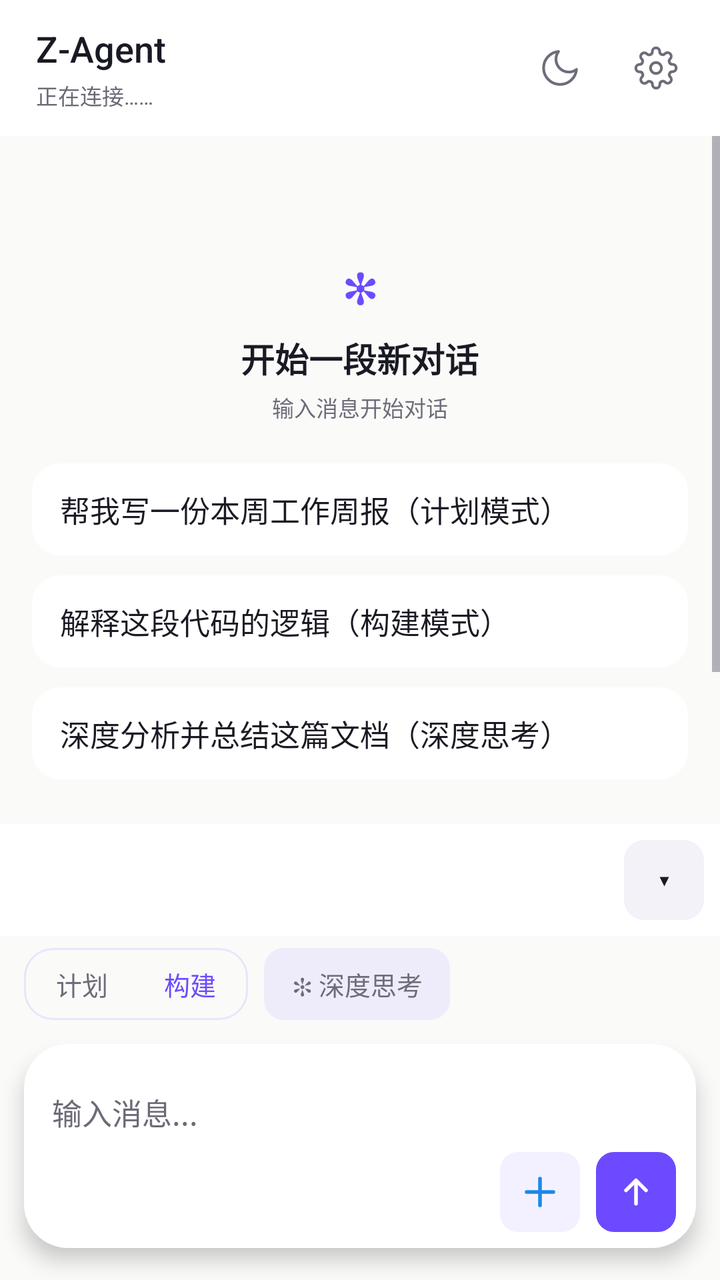
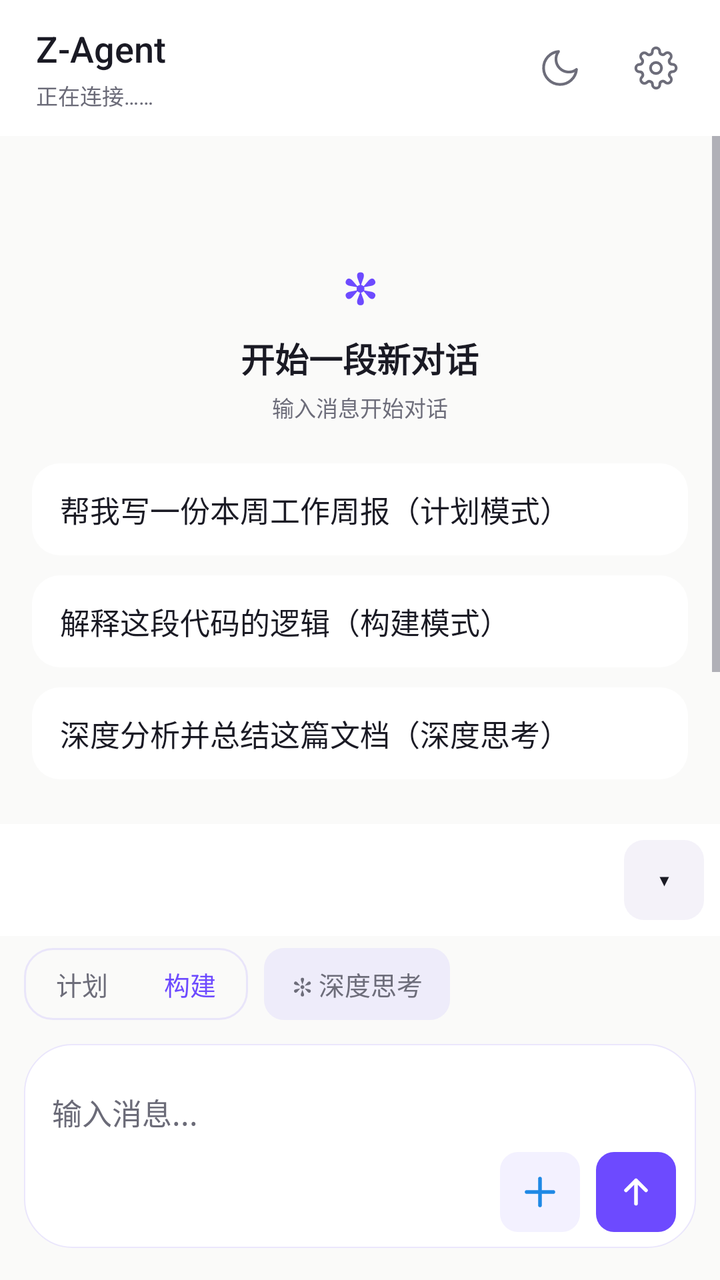

Two renders of the same Android screen: before a commit and after it. Below are the layout's source before the change and the commit's diff.
<!-- AndroidManifest.xml: application theme AppTheme -->
<!-- res/layout/activity_main.xml -->
<?xml version="1.0" encoding="utf-8"?>
<LinearLayout xmlns:android="http://schemas.android.com/apk/res/android"
android:id="@+id/rootView" android:clipChildren="false" android:clipToPadding="false"
android:layout_width="match_parent"
android:layout_height="match_parent"
android:background="@color/bg_canvas"
android:orientation="vertical">


<LinearLayout
android:id="@+id/topBar"
android:layout_width="match_parent"
android:layout_height="wrap_content"
android:background="@color/bg_elevated"
android:gravity="center_vertical"
android:orientation="horizontal"
android:paddingStart="18dp"
android:paddingTop="10dp"
android:paddingEnd="8dp"
android:paddingBottom="10dp">

<LinearLayout
android:layout_width="0dp"
android:layout_height="wrap_content"
android:layout_weight="1"
android:orientation="vertical">
<TextView
android:layout_width="wrap_content"
android:layout_height="wrap_content"
android:text="Z-Agent"
android:textColor="@color/text_primary"
android:fontFamily="sans-serif-medium"
android:textSize="18sp" />
<TextView
android:id="@+id/statusText"
android:layout_width="match_parent"
android:layout_height="wrap_content"
android:layout_marginTop="3dp"
android:ellipsize="end"
android:maxLines="1"
android:text="正在连接……"
android:textColor="@color/text_tertiary"
android:textSize="@dimen/fs_caption" />
</LinearLayout>


<FrameLayout
android:id="@+id/themeButton"
android:contentDescription="切换深浅主题"
android:layout_width="48dp"
android:layout_height="48dp"
android:background="?attr/selectableItemBackgroundBorderless"
android:clickable="true"
android:focusable="true">
<ImageView
android:id="@+id/themeIcon"
android:layout_width="22dp"
android:layout_height="22dp"
android:layout_gravity="center"
android:src="@drawable/ic_moon" />
</FrameLayout>


<FrameLayout
android:id="@+id/settingsButton"
android:contentDescription="打开设置"
android:layout_width="48dp"
android:layout_height="48dp"
android:background="?attr/selectableItemBackgroundBorderless"
android:clickable="true"
android:focusable="true">
<ImageView
android:layout_width="22dp"
android:layout_height="22dp"
android:layout_gravity="center"
android:src="@drawable/ic_gear" />
</FrameLayout>
</LinearLayout>


<FrameLayout android:clipChildren="false" android:clipToPadding="false"
android:layout_width="match_parent"
android:layout_height="0dp"
android:layout_weight="1">

<ScrollView
android:id="@+id/outputScroll"
android:layout_width="match_parent"
android:layout_height="match_parent"
android:background="@color/bg_canvas"
android:fillViewport="true"
android:overScrollMode="always"
android:scrollbars="vertical">
<LinearLayout
android:id="@+id/chatContainer"
android:layout_width="match_parent"
android:layout_height="match_parent"
android:gravity="bottom"
android:orientation="vertical"
android:paddingStart="8dp"
android:paddingTop="12dp"
android:paddingEnd="8dp"
android:paddingBottom="96dp">

<LinearLayout
android:id="@+id/emptyState"
android:layout_width="match_parent"
android:layout_height="0dp"
android:gravity="center"
android:layout_weight="1"
android:orientation="vertical"
android:paddingTop="48dp"
android:paddingBottom="24dp">
<TextView
android:layout_width="wrap_content"
android:layout_height="wrap_content"
android:text="✻"
android:textColor="@color/accent"
android:textSize="@dimen/fs_display"
android:textStyle="bold" />
<TextView
android:layout_width="wrap_content"
android:layout_height="wrap_content"
android:layout_marginTop="8dp"
android:text="开始一段新对话"
android:textColor="@color/text_primary"
android:textSize="@dimen/fs_title"
android:textStyle="bold" />
<TextView
android:layout_width="wrap_content"
android:layout_height="wrap_content"
android:layout_marginTop="4dp"
android:text="输入消息开始对话"
android:textColor="@color/text_secondary"
android:textSize="@dimen/fs_caption" />

<LinearLayout android:layout_width="match_parent" android:layout_height="wrap_content" android:layout_marginTop="20dp" android:orientation="vertical" android:paddingStart="8dp" android:paddingEnd="8dp">

<TextView android:id="@+id/promptCard1" android:layout_width="match_parent" android:layout_height="wrap_content" android:background="@drawable/bg_prompt_card" android:clickable="true" android:focusable="true" android:paddingStart="14dp" android:paddingTop="12dp" android:paddingEnd="14dp" android:paddingBottom="12dp" android:text="帮我写一份本周工作周报（计划模式）" android:textColor="@color/text_primary" android:textSize="@dimen/fs_body" />

<TextView android:id="@+id/promptCard2" android:layout_width="match_parent" android:layout_height="wrap_content" android:layout_marginTop="10dp" android:background="@drawable/bg_prompt_card" android:clickable="true" android:focusable="true" android:paddingStart="14dp" android:paddingTop="12dp" android:paddingEnd="14dp" android:paddingBottom="12dp" android:text="解释这段代码的逻辑（构建模式）" android:textColor="@color/text_primary" android:textSize="@dimen/fs_body" />

<TextView android:id="@+id/promptCard3" android:layout_width="match_parent" android:layout_height="wrap_content" android:layout_marginTop="10dp" android:background="@drawable/bg_prompt_card" android:clickable="true" android:focusable="true" android:paddingStart="14dp" android:paddingTop="12dp" android:paddingEnd="14dp" android:paddingBottom="12dp" android:text="深度分析并总结这篇文档（深度思考）" android:textColor="@color/text_primary" android:textSize="@dimen/fs_body" />
</LinearLayout>
</LinearLayout>
 </LinearLayout>
</ScrollView>


<FrameLayout
android:id="@+id/scrollBottomBtn"
android:layout_width="40dp"
android:layout_height="40dp"
android:layout_gravity="bottom|end"
android:layout_marginEnd="16dp"
 android:layout_marginBottom="76dp"
android:background="@drawable/bg_circle_btn"
android:clickable="true"
android:focusable="true"
android:foreground="@drawable/ripple_circle"
android:visibility="gone">
<TextView
android:layout_width="wrap_content"
android:layout_height="wrap_content"
android:layout_gravity="center"
android:text="↓"
android:textColor="@color/accent"
android:textSize="20sp"
android:textStyle="bold" />
</FrameLayout>

<FrameLayout android:id="@+id/quickToggleCollapsed" android:layout_width="28dp" android:layout_height="48dp" android:layout_gravity="bottom|end" android:layout_marginEnd="0dp" android:layout_marginBottom="8dp" android:background="@drawable/bg_edge_pill" android:clickable="true" android:focusable="true" android:foreground="@drawable/ripple_pill" android:visibility="gone" android:elevation="4dp">
<TextView android:layout_width="wrap_content" android:layout_height="wrap_content" android:layout_gravity="center" android:text="‹" android:textColor="@color/accent" android:textSize="22sp" android:textStyle="bold" />
</FrameLayout>
</FrameLayout>


<LinearLayout android:id="@+id/quickBarContainer" android:layout_width="match_parent" android:layout_height="wrap_content" android:background="@color/bg_elevated" android:orientation="vertical">

 <LinearLayout android:id="@+id/quickRowWrap" android:layout_width="match_parent" android:layout_height="wrap_content" android:gravity="center_vertical" android:minHeight="56dp" android:orientation="horizontal" android:paddingStart="8dp" android:paddingTop="6dp" android:paddingEnd="8dp" android:paddingBottom="6dp"> <HorizontalScrollView android:id="@+id/quickScroll" android:layout_width="0dp" android:layout_height="wrap_content" android:layout_weight="1" android:overScrollMode="never" android:scrollbars="none"> <LinearLayout android:id="@+id/quickRow" android:layout_width="wrap_content" android:layout_height="wrap_content" android:gravity="center_vertical" android:orientation="horizontal" android:paddingStart="8dp" android:paddingEnd="8dp" /> </HorizontalScrollView> <TextView android:id="@+id/quickCollapse" android:layout_width="40dp" android:layout_height="40dp" android:layout_marginStart="4dp" android:background="@drawable/bg_quick" android:clickable="true" android:focusable="true" android:foreground="@drawable/ripple_pill" android:gravity="center" android:text="▾" android:textColor="@color/text_primary" android:textSize="16sp" /> </LinearLayout>  <LinearLayout android:id="@+id/quickEditBar" android:layout_width="match_parent" android:layout_height="36dp" android:background="@color/bg_subtle" android:gravity="center_vertical" android:orientation="horizontal" android:paddingStart="16dp" android:paddingEnd="12dp" android:visibility="gone"> <TextView android:layout_width="0dp" android:layout_height="wrap_content" android:layout_weight="1" android:text="拖动排序 · 点×移除 · 点＋添加" android:textColor="@color/text_secondary" android:textSize="11sp" /> <TextView android:id="@+id/quickEditDone" android:layout_width="wrap_content" android:layout_height="wrap_content" android:paddingStart="12dp" android:paddingEnd="4dp" android:text="完成" android:textColor="@color/accent" android:textSize="13sp" android:textStyle="bold" /> </LinearLayout> </LinearLayout>


<LinearLayout android:id="@+id/inputBar" android:layout_width="match_parent" android:layout_height="wrap_content" android:background="@color/bg_canvas" android:clipChildren="false" android:clipToPadding="false" android:orientation="vertical" android:paddingStart="12dp" android:paddingTop="6dp" android:paddingEnd="12dp" android:paddingBottom="14dp">



<LinearLayout android:layout_width="match_parent" android:layout_height="wrap_content" android:gravity="center_vertical" android:orientation="horizontal" android:paddingBottom="8dp">

<FrameLayout android:id="@+id/segContainer" android:layout_width="wrap_content" android:layout_height="36dp" android:background="@drawable/bg_seg_container" android:padding="2dp">
<View android:id="@+id/segThumb" android:layout_width="0dp" android:layout_height="match_parent" android:background="@drawable/bg_seg_thumb" />
<LinearLayout android:layout_width="wrap_content" android:layout_height="match_parent" android:orientation="horizontal">
<TextView android:id="@+id/segPlan" android:layout_width="wrap_content" android:layout_height="match_parent" android:gravity="center" android:paddingStart="14dp" android:paddingEnd="14dp" android:text="计划" android:textColor="@color/text_secondary" android:textSize="@dimen/fs_label" />
<TextView android:id="@+id/segBuild" android:layout_width="wrap_content" android:layout_height="match_parent" android:gravity="center" android:paddingStart="14dp" android:paddingEnd="14dp" android:text="构建" android:textColor="@color/accent" android:textSize="@dimen/fs_label" />
</LinearLayout>
</FrameLayout>

<TextView android:id="@+id/chipThink2" android:layout_width="wrap_content" android:layout_height="36dp" android:layout_marginStart="8dp" android:background="@drawable/bg_mini_pill" android:clickable="true" android:focusable="true" android:foreground="@drawable/ripple_pill" android:gravity="center" android:paddingStart="14dp" android:paddingEnd="14dp" android:text="✻ 深度思考" android:textColor="@color/text_secondary" android:textSize="@dimen/fs_label" android:maxLines="1" android:singleLine="true" />

<TextView android:id="@+id/chipSearch" android:layout_width="wrap_content" android:layout_height="36dp" android:visibility="gone" />

<View android:layout_width="0dp" android:layout_height="1dp" android:layout_weight="1" />
</LinearLayout>



<LinearLayout android:id="@+id/inputCard" android:layout_width="match_parent" android:layout_height="wrap_content" android:layout_marginTop="4dp" android:layout_marginBottom="2dp" android:background="@drawable/bg_input_card" android:elevation="6dp" android:orientation="vertical" android:paddingStart="14dp" android:paddingTop="10dp" android:paddingEnd="10dp" android:paddingBottom="8dp">

<HorizontalScrollView android:id="@+id/attachScroll" android:layout_width="match_parent" android:layout_height="wrap_content" android:scrollbars="none" android:visibility="gone">
<LinearLayout android:id="@+id/attachRow" android:layout_width="wrap_content" android:layout_height="wrap_content" android:orientation="horizontal" android:paddingBottom="6dp" />
</HorizontalScrollView>

<EditText android:id="@+id/inputEdit" android:layout_width="match_parent" android:layout_height="wrap_content" android:minHeight="44dp" android:background="@null" android:hint="输入消息..." android:imeOptions="actionSend" android:inputType="textCapSentences" android:maxLines="5" android:paddingTop="8dp" android:paddingBottom="4dp" android:textColor="@color/text_primary" android:textColorHint="@color/text_tertiary" android:textSize="@dimen/fs_body" />

<LinearLayout android:layout_width="match_parent" android:layout_height="wrap_content" android:gravity="center_vertical|end" android:orientation="horizontal">

<FrameLayout android:id="@+id/btnPlus" android:contentDescription="添加附件" android:layout_width="40dp" android:layout_height="40dp" android:background="@drawable/bg_circle_btn" android:clickable="true" android:focusable="true" android:foreground="@drawable/ripple_circle">
<ImageView android:layout_width="20dp" android:layout_height="20dp" android:layout_gravity="center" android:src="@drawable/ic_plus" />
</FrameLayout>

<FrameLayout android:id="@+id/sendButton" android:contentDescription="发送消息" android:layout_width="40dp" android:layout_height="40dp" android:layout_marginStart="8dp" android:background="@drawable/bg_circle_send" android:clickable="true" android:focusable="true" android:foreground="@drawable/ripple_circle">
<ImageView android:layout_width="20dp" android:layout_height="20dp" android:layout_gravity="center" android:src="@drawable/ic_arrow_up" />
</FrameLayout>
</LinearLayout>
</LinearLayout>

</LinearLayout> </LinearLayout>
<!-- resources referenced by this layout -->
<resources>
  <color name="accent">#6D4AFF</color>
  <color name="bg_canvas">#FAFAF9</color>
  <color name="bg_elevated">#FFFFFF</color>
  <color name="bg_subtle">#F4F2F9</color>
  <color name="text_primary">#1A1A24</color>
  <color name="text_secondary">#6D6D7A</color>
  <color name="text_tertiary">#6B6B78</color>
  <dimen name="fs_body">15sp</dimen>
  <dimen name="fs_caption">11sp</dimen>
  <dimen name="fs_display">22sp</dimen>
  <dimen name="fs_label">13sp</dimen>
  <dimen name="fs_title">17sp</dimen>
  <!-- drawable bg_circle_btn (drawable) -->
  <?xml version="1.0" encoding="utf-8"?>
  <shape xmlns:android="http://schemas.android.com/apk/res/android" android:shape="rectangle">
   <solid android:color="@color/accent_subtle" />
   <corners android:radius="8.95dp" />
  </shape>
  <!-- drawable bg_circle_send (drawable) -->
  <?xml version="1.0" encoding="utf-8"?>
  <shape xmlns:android="http://schemas.android.com/apk/res/android" android:shape="rectangle">
   <solid android:color="@color/accent" />
   <corners android:radius="8.95dp" />
  </shape>
  <!-- drawable bg_input_card (drawable) -->
  <?xml version="1.0" encoding="utf-8"?>
  <shape xmlns:android="http://schemas.android.com/apk/res/android" android:shape="rectangle">
  <solid android:color="@color/bg_elevated" />
  <corners android:radius="22dp" />
  </shape>
  <!-- drawable bg_mini_pill (drawable) -->
  <?xml version="1.0" encoding="utf-8"?>
  <shape xmlns:android="http://schemas.android.com/apk/res/android" android:shape="rectangle">
  <solid android:color="@color/accent_subtle" />
  <corners android:radius="10dp" />
  </shape>
  <!-- drawable bg_prompt_card (drawable) -->
  <?xml version="1.0" encoding="utf-8"?>
  <shape xmlns:android="http://schemas.android.com/apk/res/android" android:shape="rectangle">
  <solid android:color="@color/bg_elevated" />
  <corners android:radius="14dp" />
  </shape>
  <!-- drawable bg_quick (drawable) -->
  <?xml version="1.0" encoding="utf-8"?>
  <shape xmlns:android="http://schemas.android.com/apk/res/android" android:shape="rectangle">
  <solid android:color="@color/bg_subtle" />
  <corners android:radius="10dp" />
  </shape>
  <!-- drawable bg_seg_container (drawable) -->
  <?xml version="1.0" encoding="utf-8"?>
  <shape xmlns:android="http://schemas.android.com/apk/res/android" android:shape="rectangle">
      <corners android:radius="14dp" />
      <stroke android:width="1dp" android:color="@color/divider" />
  </shape>
  <!-- drawable bg_seg_thumb (drawable) -->
  <?xml version="1.0" encoding="utf-8"?>
  <shape xmlns:android="http://schemas.android.com/apk/res/android" android:shape="rectangle">
  <solid android:color="@color/bg_elevated" />
  <corners android:radius="10dp" />
  </shape>
  <!-- drawable ripple_circle (drawable) -->
  <?xml version="1.0" encoding="utf-8"?>
  <ripple xmlns:android="http://schemas.android.com/apk/res/android" android:color="@color/accent_line">
   <item android:id="@android:id/mask">
   <shape android:shape="rectangle">
   <corners android:radius="8.95dp" />
   <solid android:color="#FFFFFF" />
   </shape>
   </item>
  </ripple>
  <color name="accent_subtle">#146D4AFF</color>
  <color name="divider">@color/accent_line</color>
  <color name="accent_line">#1F6D4AFF</color>
  <style name="AppBottomSheet" parent="Theme.Design.Light.BottomSheetDialog">
  <item name="bottomSheetStyle">@style/AppBottomSheet.Modal</item>
  <item name="android:windowIsFloating">false</item>
  <item name="android:statusBarColor">@android:color/transparent</item>
  </style>
  <style name="AppBottomSheet.Modal" parent="Widget.Design.BottomSheet.Modal">
  <item name="android:background">@android:color/transparent</item>
  </style>
  <!-- unchanged entries left out for length: 8 -->
</resources>

<!-- the commit's change to res/layout/activity_main.xml (unified diff, before → after) -->
@@ -180,7 +180,7 @@ android:textStyle="bold" />
  <LinearLayout android:id="@+id/quickRowWrap" android:layout_width="match_parent" android:layout_height="wrap_content" android:gravity="center_vertical" android:minHeight="56dp" android:orientation="horizontal" android:paddingStart="8dp" android:paddingTop="6dp" android:paddingEnd="8dp" android:paddingBottom="6dp"> <HorizontalScrollView android:id="@+id/quickScroll" android:layout_width="0dp" android:layout_height="wrap_content" android:layout_weight="1" android:overScrollMode="never" android:scrollbars="none"> <LinearLayout android:id="@+id/quickRow" android:layout_width="wrap_content" android:layout_height="wrap_content" android:gravity="center_vertical" android:orientation="horizontal" android:paddingStart="8dp" android:paddingEnd="8dp" /> </HorizontalScrollView> <TextView android:id="@+id/quickCollapse" android:layout_width="40dp" android:layout_height="40dp" android:layout_marginStart="4dp" android:background="@drawable/bg_quick" android:clickable="true" android:focusable="true" android:foreground="@drawable/ripple_pill" android:gravity="center" android:text="▾" android:textColor="@color/text_primary" android:textSize="16sp" /> </LinearLayout>  <LinearLayout android:id="@+id/quickEditBar" android:layout_width="match_parent" android:layout_height="36dp" android:background="@color/bg_subtle" android:gravity="center_vertical" android:orientation="horizontal" android:paddingStart="16dp" android:paddingEnd="12dp" android:visibility="gone"> <TextView android:layout_width="0dp" android:layout_height="wrap_content" android:layout_weight="1" android:text="拖动排序 · 点×移除 · 点＋添加" android:textColor="@color/text_secondary" android:textSize="11sp" /> <TextView android:id="@+id/quickEditDone" android:layout_width="wrap_content" android:layout_height="wrap_content" android:paddingStart="12dp" android:paddingEnd="4dp" android:text="完成" android:textColor="@color/accent" android:textSize="13sp" android:textStyle="bold" /> </LinearLayout> </LinearLayout>
 
 
-<LinearLayout android:id="@+id/inputBar" android:layout_width="match_parent" android:layout_height="wrap_content" android:background="@color/bg_canvas" android:clipChildren="false" android:clipToPadding="false" android:orientation="vertical" android:paddingStart="12dp" android:paddingTop="6dp" android:paddingEnd="12dp" android:paddingBottom="14dp">
+<LinearLayout android:id="@+id/inputBar" android:layout_width="match_parent" android:layout_height="wrap_content" android:background="@android:color/transparent" android:clipChildren="false" android:clipToPadding="false" android:orientation="vertical" android:paddingStart="12dp" android:paddingTop="6dp" android:paddingEnd="12dp" android:paddingBottom="14dp">
 
 
 
@@ -203,7 +203,7 @@ android:textStyle="bold" />
 
 
 
-<LinearLayout android:id="@+id/inputCard" android:layout_width="match_parent" android:layout_height="wrap_content" android:layout_marginTop="4dp" android:layout_marginBottom="2dp" android:background="@drawable/bg_input_card" android:elevation="6dp" android:orientation="vertical" android:paddingStart="14dp" android:paddingTop="10dp" android:paddingEnd="10dp" android:paddingBottom="8dp">
+<LinearLayout android:id="@+id/inputCard" android:layout_width="match_parent" android:layout_height="wrap_content" android:layout_marginTop="4dp" android:layout_marginBottom="2dp" android:background="@drawable/bg_input_card" android:elevation="10dp" android:orientation="vertical" android:paddingStart="14dp" android:paddingTop="10dp" android:paddingEnd="10dp" android:paddingBottom="8dp">
 
 <HorizontalScrollView android:id="@+id/attachScroll" android:layout_width="match_parent" android:layout_height="wrap_content" android:scrollbars="none" android:visibility="gone">
 <LinearLayout android:id="@+id/attachRow" android:layout_width="wrap_content" android:layout_height="wrap_content" android:orientation="horizontal" android:paddingBottom="6dp" />
<!-- resource entries referenced after the edit -->
@@ -28,7 +28,8 @@
   <?xml version="1.0" encoding="utf-8"?>
   <shape xmlns:android="http://schemas.android.com/apk/res/android" android:shape="rectangle">
   <solid android:color="@color/bg_elevated" />
-  <corners android:radius="22dp" />
+  <corners android:radius="24dp" />
+  <stroke android:width="0.5dp" android:color="@color/accent_line" />
   </shape>
   <!-- drawable bg_mini_pill (drawable) -->
   <?xml version="1.0" encoding="utf-8"?>
